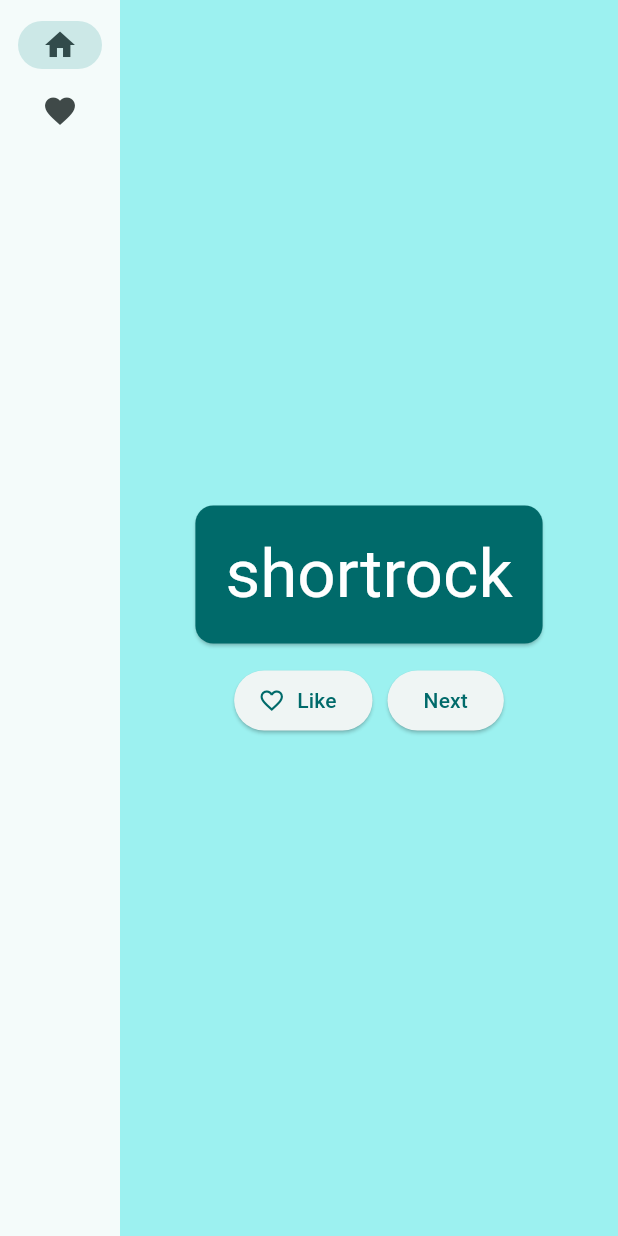
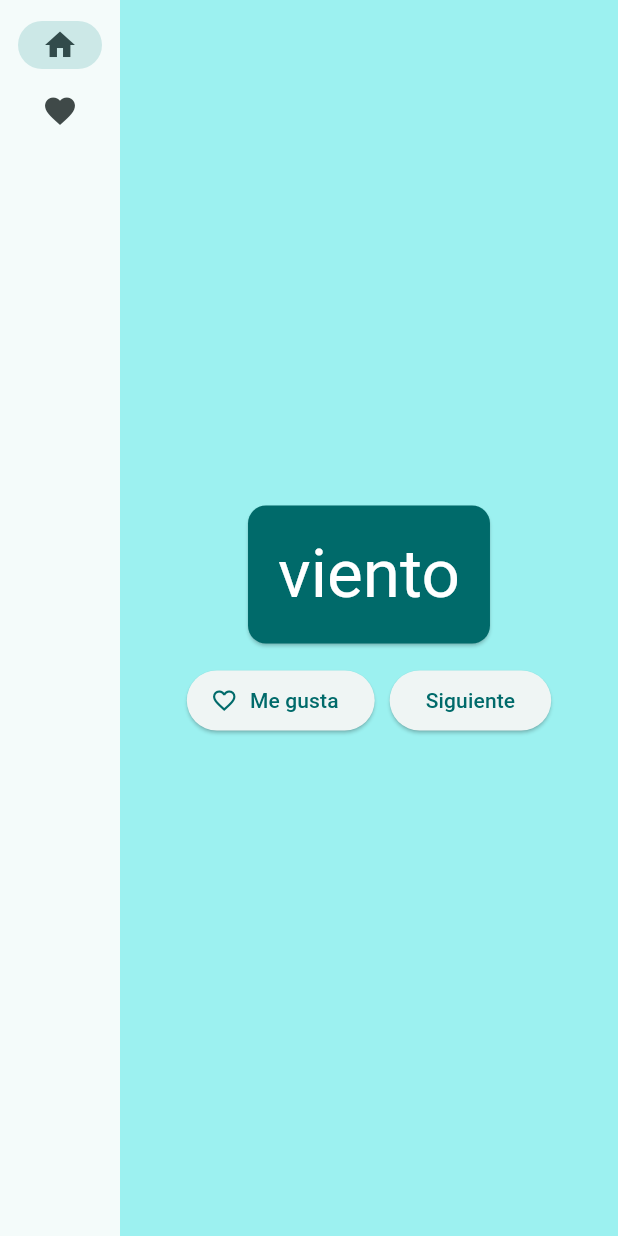
Before and after one commit to Gstruss/namer_app, a Flutter app: the screen it shows after launch, on a phone screen of 412 x 824 dp. Run offline on Flutter 3.47's test engine with Material 3 defaults, Android fonts, the phone set to English and light mode, and no system bars.

Commit message:
ahora en español

```diff
--- a/lib/main.dart
+++ b/lib/main.dart
@@ -1,4 +1,4 @@
-import 'package:english_words/english_words.dart';
+import 'dart:math';
 import 'package:flutter/material.dart';
 import 'package:provider/provider.dart';
 
@@ -26,14 +26,36 @@ class MyApp extends StatelessWidget {
 }
 
 class MyAppState extends ChangeNotifier {
-  var current = WordPair.random();
+  var current = _getRandomSpanishWord();
+
+  static final List<String> _spanishWords = [
+    'perro', 'gato', 'cielo', 'sol', 'luna', 'flor', 'río', 'montaña', 'bosque', 'mar',
+    'estrella', 'noche', 'día', 'madera', 'piedra', 'nieve', 'viento', 'árbol', 'luz', 'agua',
+    'arepa', 'barranquilla', 'café', 'sancocho', 'tinto', 'chiva', 'bambuco', 'vallenato', 'patacón', 'empanada',
+    'moñona', 'bacano', 'chocolate', 'hijo de puta', 'pelado', 'parcero', 'mamerto', 'marica', 'guevón', 'paila',
+    'cuchibarro', 'cucho', 'pucha', 'pique', 'chiquito', 'mamar gallo', 'guayabo', 'sillón', 'cachaco', 'madrugar',
+    'churro', 'viche', 'guandolo', 'guarapo', 'machete', 'tinto', 'palo', 'aguacate', 'alpargata', 'cucaracha',
+    'vibrón', 'trabajo', 'volador', 'finca', 'rolo', 'lucha', 'conchudo', 'quimba', 'salchichón', 'tía', 'coso',
+    'panela', 'rumba', 'marimonda', 'chiquitear', 'romerillo', 'yuca', 'guapetón', 'pupusa', 'trote', 'cañaguate',
+    'chicharrón', 'guerrero', 'alebrijes', 'súper', 'cucho', 'bollo', 'peluquear', 'carretón', 'bici', 'ranchera',
+    'bocadillo', 'mujerón', 'cambuche', 'lavadero', 'mamera', 'guacherna', 'calentura', 'motilón', 'cantaleta',
+    'patrón', 'nochebuena', 'caleta', 'corte', 'pesa', 'boca', 'chisme', 'relajo', 'zancudo', 'calor', 'fondo',
+    'chamba', 'tropel', 'rompecabezas', 'chaleco', 'sastre', 'verde', 'salsito', 'guainía', 'cervecero', 'nene',
+    'fiesta', 'aguacero', 'patá', 'pilla', 'guayaba', 'correr', 'trote', 'sangre', 'mojo', 'güiro', 'despacho'
+];
+
+
+  static String _getRandomSpanishWord() {
+    final random = Random();
+    return _spanishWords[random.nextInt(_spanishWords.length)];
+  }
 
   void getNext() {
-    current = WordPair.random();
+    current = _getRandomSpanishWord();
     notifyListeners();
   }
 
-  var favorites = <WordPair>[];
+  var favorites = <String>[];
 
   void toggleFavorite() {
     if (favorites.contains(current)) {
@@ -43,22 +65,20 @@ class MyAppState extends ChangeNotifier {
     }
     notifyListeners();
   }
-
 }
 
 class MyHomePage extends StatefulWidget {
   var selectedIndex = 0;
+
   @override
   State<MyHomePage> createState() => _MyHomePageState();
 }
 
 class _MyHomePageState extends State<MyHomePage> {
-
-  var selectedIndex = 0;     // ← Add this property.
+  var selectedIndex = 0;
 
   @override
   Widget build(BuildContext context) {
-
     Widget page;
     switch (selectedIndex) {
       case 0:
@@ -82,21 +102,18 @@ switch (selectedIndex) {
                   destinations: [
                     NavigationRailDestination(
                       icon: Icon(Icons.home),
-                      label: Text('Home'),
+                      label: Text('Inicio'),
                     ),
                     NavigationRailDestination(
                       icon: Icon(Icons.favorite),
-                      label: Text('Favorites'),
+                      label: Text('Favoritos'),
                     ),
                   ],
-                  selectedIndex: selectedIndex,    // ← Change to this.
+                  selectedIndex: selectedIndex,
                   onDestinationSelected: (value) {
-
-                    // ↓ Replace print with this.
                     setState(() {
                       selectedIndex = value;
                     });
-
                   },
                 ),
               ),
@@ -109,7 +126,7 @@ switch (selectedIndex) {
             ],
           ),
         );
-      }
+      },
     );
   }
 }
@@ -121,7 +138,7 @@ class FavoritesPage extends StatelessWidget {
 
     if (appState.favorites.isEmpty) {
       return Center(
-        child: Text('No favorites yet.'),
+        child: Text('Sin favoritos aún'),
       );
     }
 
@@ -129,13 +146,12 @@ class FavoritesPage extends StatelessWidget {
       children: [
         Padding(
           padding: const EdgeInsets.all(20),
-          child: Text('You have '
-              '${appState.favorites.length} favorites:'),
+          child: Text('Tienes ${appState.favorites.length} en favoritos:'),
         ),
-        for (var pair in appState.favorites)
+        for (var word in appState.favorites)
           ListTile(
             leading: Icon(Icons.favorite),
-            title: Text(pair.asLowerCase),
+            title: Text(word),
           ),
       ],
     );
@@ -146,10 +162,10 @@ class GeneratorPage extends StatelessWidget {
   @override
   Widget build(BuildContext context) {
     var appState = context.watch<MyAppState>();
-    var pair = appState.current;
+    var word = appState.current;
 
     IconData icon;
-    if (appState.favorites.contains(pair)) {
+    if (appState.favorites.contains(word)) {
       icon = Icons.favorite;
     } else {
       icon = Icons.favorite_border;
@@ -159,7 +175,7 @@ class GeneratorPage extends StatelessWidget {
       child: Column(
         mainAxisAlignment: MainAxisAlignment.center,
         children: [
-          BigCard(pair: pair),
+          BigCard(word: word),
           SizedBox(height: 10),
           Row(
             mainAxisSize: MainAxisSize.min,
@@ -169,14 +185,14 @@ class GeneratorPage extends StatelessWidget {
                   appState.toggleFavorite();
                 },
                 icon: Icon(icon),
-                label: Text('Like'),
+                label: Text('Me gusta'),
               ),
               SizedBox(width: 10),
               ElevatedButton(
                 onPressed: () {
                   appState.getNext();
                 },
-                child: Text('Next'),
+                child: Text('Siguiente'),
               ),
             ],
           ),
@@ -189,10 +205,10 @@ class GeneratorPage extends StatelessWidget {
 class BigCard extends StatelessWidget {
   const BigCard({
     super.key,
-    required this.pair,
+    required this.word,
   });
 
-  final WordPair pair;
+  final String word;
 
   @override
   Widget build(BuildContext context) {
@@ -206,12 +222,10 @@ class BigCard extends StatelessWidget {
       child: Padding(
         padding: const EdgeInsets.all(20),
         child: Text(
-          pair.asLowerCase,
+          word,
           style: style,
-          semanticsLabel: "${pair.first} ${pair.second}",
         ),
       ),
     );
   }
-
 }
```
Lines whose indentation alone changed are shown as unchanged.
